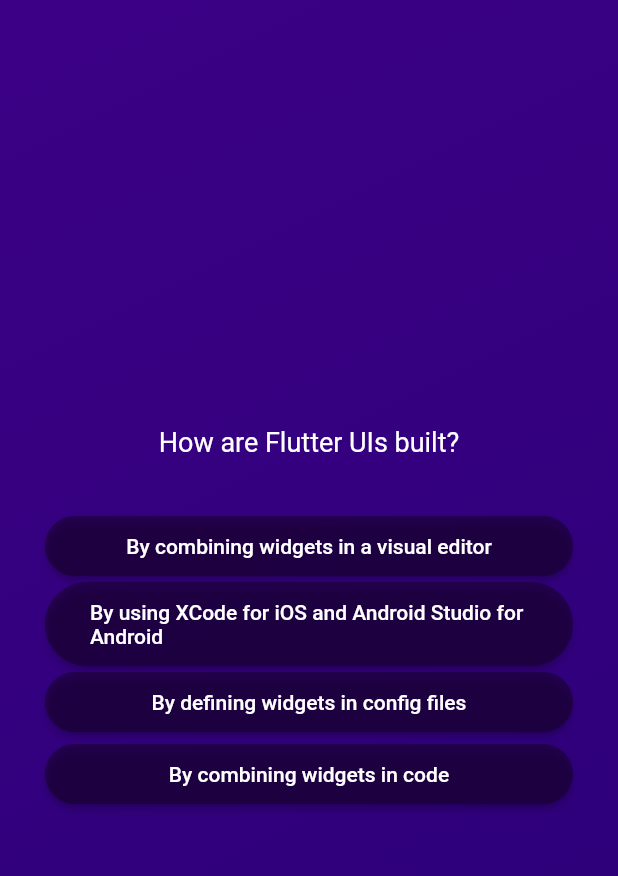
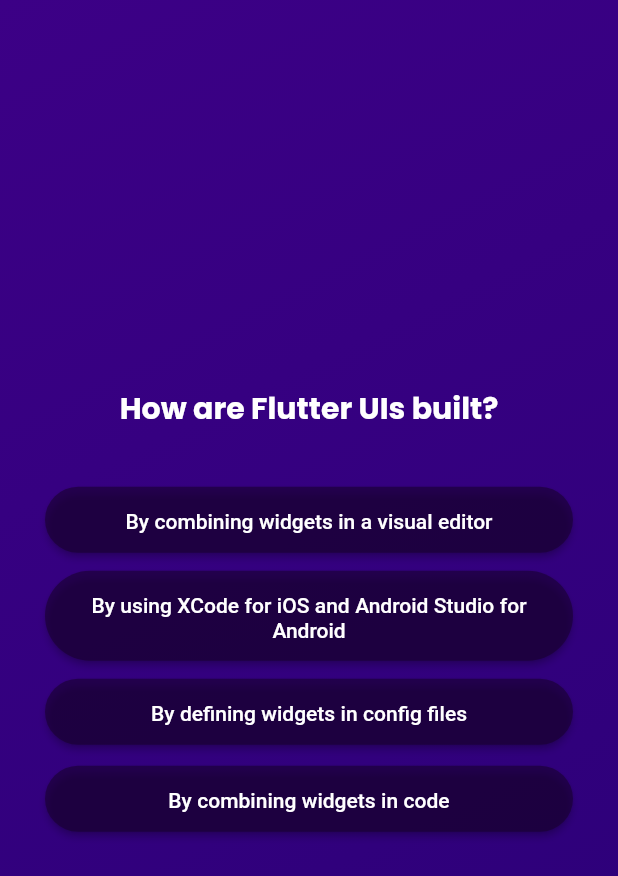
Before and after one commit to thekalpeshchoudhary/quiz_app, a Flutter app: the screen it shows after launch, after a tap on "Start Quiz", after a tap on "Components", on a phone screen of 412 x 824 dp. Shown: the top 876 px of the screen. Run offline on Flutter 3.47's test engine with Material 2 defaults, Android fonts, the phone set to English and light mode, and no system bars; our stand-ins replace google_fonts.

Commit message:
state set when answered

```diff
--- a/lib/answer_button.dart
+++ b/lib/answer_button.dart
@@ -1,21 +1,26 @@
 import 'package:flutter/material.dart';
+import 'package:google_fonts/google_fonts.dart';
 
 class AnswerButton extends StatelessWidget {
   const AnswerButton(this.answerText, this.selectAnswer, {super.key});
   final String answerText;
-  final void Function() selectAnswer;
+  final void Function(String answer) selectAnswer;
 
   @override
   Widget build(context) {
     return ElevatedButton(
-      onPressed: selectAnswer,
+      onPressed: (){selectAnswer(answerText);},
       style: ElevatedButton.styleFrom(
-          shape:
-              RoundedRectangleBorder(borderRadius: BorderRadius.circular(40)),
-          padding: const EdgeInsets.symmetric(horizontal: 30, vertical: 12),
-          foregroundColor: const Color.fromARGB(255, 255, 255, 255),
-          backgroundColor: const Color.fromARGB(150, 24, 0, 45)),
-      child: Text(answerText),
+        shape: RoundedRectangleBorder(borderRadius: BorderRadius.circular(40)),
+        padding: const EdgeInsets.symmetric(horizontal: 30, vertical: 12),
+        foregroundColor: const Color.fromARGB(255, 255, 255, 255),
+        backgroundColor: const Color.fromARGB(150, 24, 0, 45),
+      ),
+      child: Text(
+        answerText,
+        textAlign: TextAlign.center,
+        style: GoogleFonts.notoSansAnatolianHieroglyphs(),
+      ),
     );
   }
 }
--- a/lib/questions_screen.dart
+++ b/lib/questions_screen.dart
@@ -1,9 +1,12 @@
 import 'package:flutter/material.dart';
 import 'package:quiz_app/answer_button.dart';
 import 'package:quiz_app/data/questions.dart';
+import 'package:google_fonts/google_fonts.dart';
 
 class QuestionsScreen extends StatefulWidget {
-  const QuestionsScreen({super.key});
+  const QuestionsScreen(this.onSelectAnswer,{super.key});
+  final void Function(String answer) onSelectAnswer;
+
   @override
   State<QuestionsScreen> createState() {
     return _QuestionsScreenState();
@@ -12,12 +15,11 @@ class QuestionsScreen extends StatefulWidget {
 
 class _QuestionsScreenState extends State<QuestionsScreen> {
   var currentQuestionIndex = 0;
-  void answerQuestion() {
-    if (currentQuestionIndex < questions.length - 1) {
+  void answerQuestion(String answer) {
+      widget.onSelectAnswer(answer);
       setState(() {
         currentQuestionIndex++;
       });
-    }
   }
 
   @override
@@ -31,19 +33,26 @@ class _QuestionsScreenState extends State<QuestionsScreen> {
           mainAxisAlignment: MainAxisAlignment.center,
           crossAxisAlignment: CrossAxisAlignment.stretch,
           children: [
-            Text(
-              currentQuestion.text,
-              textAlign: TextAlign.center,
-              style: const TextStyle(
-                fontSize: 18,
-                color: Colors.white,
-              ),
-            ),
+            Text(currentQuestion.text,
+                textAlign: TextAlign.center,
+                style: GoogleFonts.poppins(
+                  color: Colors.white,
+                  fontSize: 20,
+                  fontWeight: FontWeight.bold,
+                )),
             const SizedBox(
               height: 35,
             ),
             ...currentQuestion.getShuffledAnswers().map((eachAnswer) {
-              return AnswerButton(eachAnswer, answerQuestion);
+              return Column(
+                crossAxisAlignment: CrossAxisAlignment.stretch,
+                children: [
+                  AnswerButton(eachAnswer, answerQuestion),
+                  const SizedBox(
+                    height: 10,
+                  ),
+                ],
+              );
             }),
           ],
         ),
--- a/lib/quiz.dart
+++ b/lib/quiz.dart
@@ -12,6 +12,7 @@ class Quiz extends StatefulWidget {
 }
 
 class _QuizState extends State<Quiz> {
+  final List<String> selectedAnswers = [];
   var activeScreen = 'start-screen';
 
   // @override
@@ -19,6 +20,13 @@ class _QuizState extends State<Quiz> {
   //   activeScreen = StartScreen(switchScreen);
   //   super.initState();
   // }
+
+  void updateAnswer(String answer) {
+    setState(() {
+      selectedAnswers.add(answer);
+    });
+  }
+
   void switchScreen() {
     setState(() {
       activeScreen = 'question-screen';
@@ -27,6 +35,7 @@ class _QuizState extends State<Quiz> {
 
   @override
   Widget build(context) {
+print(selectedAnswers);
     return MaterialApp(
       home: Scaffold(
         backgroundColor: Colors.deepPurple,
@@ -42,7 +51,9 @@ class _QuizState extends State<Quiz> {
           ),
           child: activeScreen == 'start-screen'
               ? StartScreen(switchScreen)
-              : const QuestionsScreen(),
+              : QuestionsScreen(
+                  updateAnswer,
+                ),
         ),
       ),
     );
--- a/lib/start_screen.dart
+++ b/lib/start_screen.dart
@@ -1,4 +1,5 @@
 import 'package:flutter/material.dart';
+import 'package:google_fonts/google_fonts.dart';
 
 class StartScreen extends StatelessWidget {
   const StartScreen(this.switchScreen, {super.key});
@@ -16,10 +17,13 @@ class StartScreen extends StatelessWidget {
         const SizedBox(
           height: 40,
         ),
-        const Text(
+        Text(
           'Learn Flutter the fun way!',
-          style: TextStyle(
-              fontSize: 25, color: Color.fromARGB(255, 236, 213, 251)),
+          style: GoogleFonts.gafata(
+            fontSize: 30,
+            color: const Color.fromARGB(255, 236, 213, 251),
+            fontWeight: FontWeight.bold,
+          ),
         ),
         const SizedBox(
           height: 30,
--- a/pubspec.yaml
+++ b/pubspec.yaml
@@ -35,6 +35,7 @@ dependencies:
   # The following adds the Cupertino Icons font to your application.
   # Use with the CupertinoIcons class for iOS style icons.
   cupertino_icons: ^1.0.2
+  google_fonts: ^4.0.4
 
 dev_dependencies:
   flutter_test:
```
Also changed, not shown: pubspec.lock, 1 other file.
